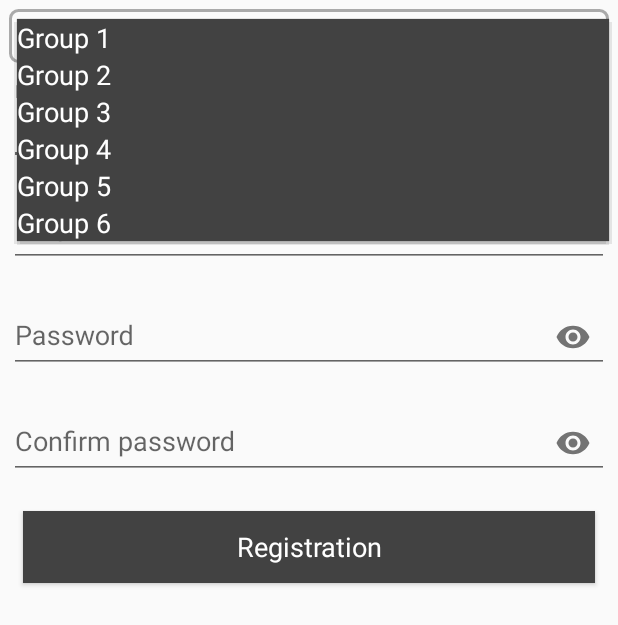
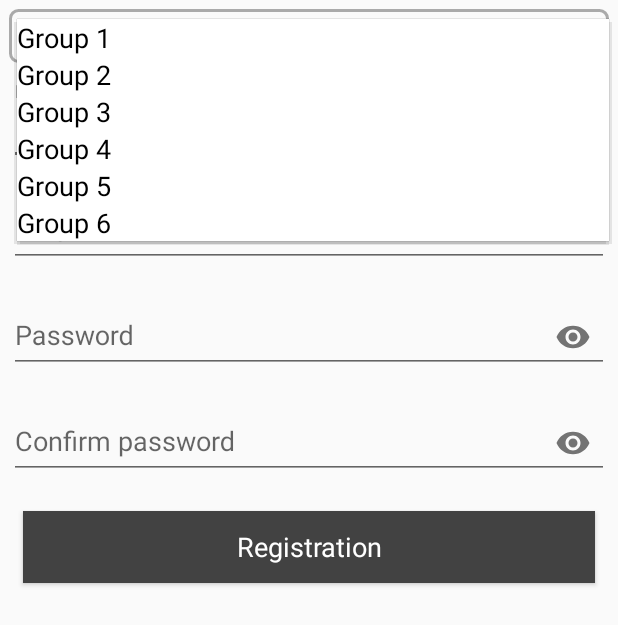
Before and after one commit to AlexKatrenich/codelabs, an Android app: the fragment SignUpFragment shown on its own in the app's theme, after a tap on "Chose group", on a phone screen of 412 x 824 dp. Shown: the top 625 px of the screen. Run offline under Robolectric (Android 15) with nearby library versions, the phone set to English and light mode, and no system bars.

Commit message:
Changed spinner item style

```diff
--- a/FactoryQuestions/app/src/main/java/com/katrenich/alex/factoryquestions/entity/Group.java
+++ b/FactoryQuestions/app/src/main/java/com/katrenich/alex/factoryquestions/entity/Group.java
@@ -8,4 +8,5 @@ public class Group {
     private List<User> users;
 //    private List<Questionary> questionaries;
 
+
 }
--- a/FactoryQuestions/app/src/main/java/com/katrenich/alex/factoryquestions/fragments/SignUpFragment.java
+++ b/FactoryQuestions/app/src/main/java/com/katrenich/alex/factoryquestions/fragments/SignUpFragment.java
@@ -87,6 +87,7 @@ public class SignUpFragment extends Fragment implements View.OnClickListener{
 
 
         // задається вигляд списку в режимі відкритого вікна
+//        spinnerAdapter.setDropDownViewResource(android.R.layout.simple_spinner_dropdown_item);
         spinnerAdapter.setDropDownViewResource(R.layout.group_spinner_dropdown_item);
         spinGroupList.setAdapter(spinnerAdapter);
         spinGroupList.setSelection(0); // задаємо позицію списку для відображення по замовчуванню
--- a/FactoryQuestions/app/src/main/res/layout/group_spinner_dropdown_item.xml
+++ b/FactoryQuestions/app/src/main/res/layout/group_spinner_dropdown_item.xml
@@ -20,8 +20,10 @@
 <CheckedTextView
     xmlns:android="http://schemas.android.com/apk/res/android"
     android:id="@android:id/text1"
+    android:singleLine="true"
     style="@style/ButtonTheme.Base"
-    android:singleLine="true"
     android:layout_width="match_parent"
     android:layout_height="wrap_content"
+    android:background="#ffff"
+    android:textColor="#000000"
     android:ellipsize="marquee"/>
```
